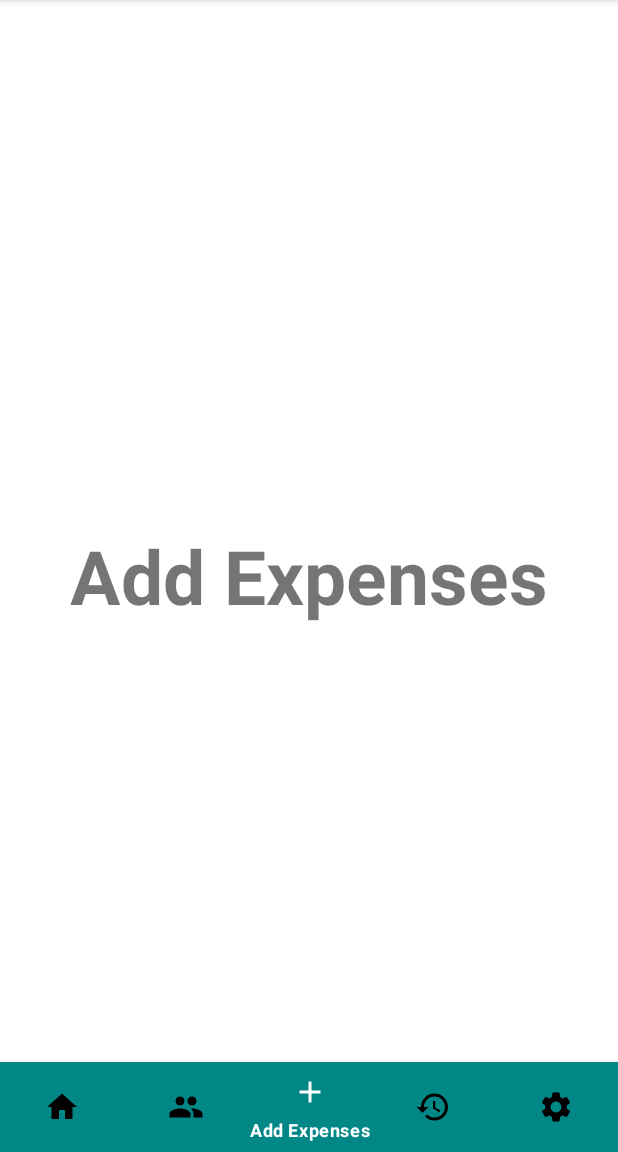
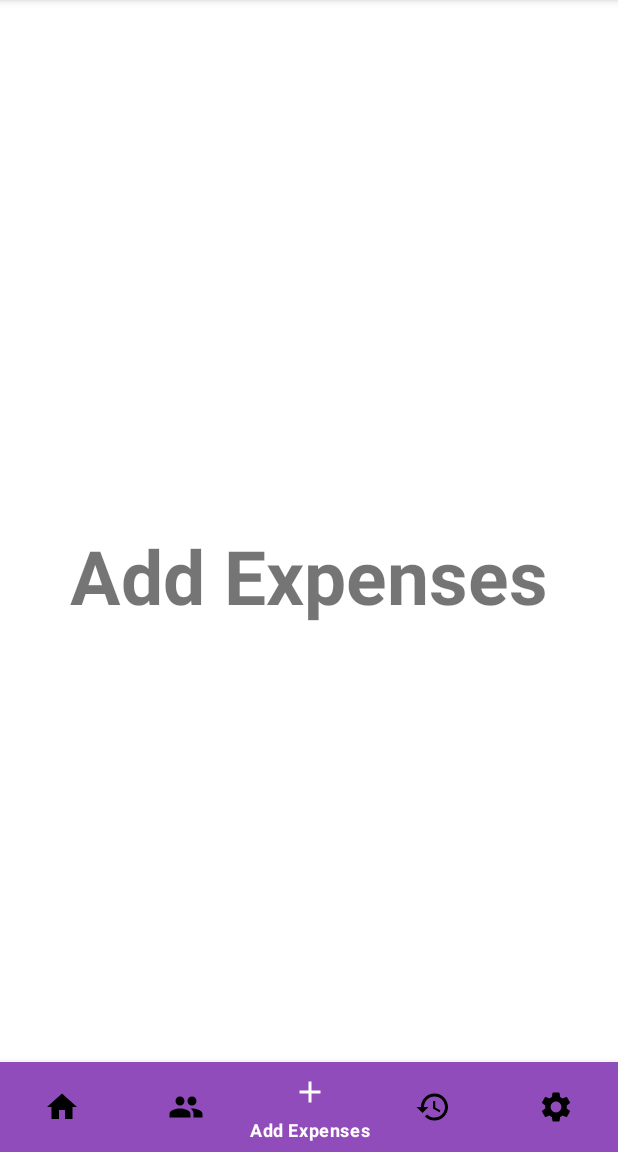
Before and after one commit to 11arns/YouOweMeProject, an Android app: the AddExpensesActivity screen opened directly, with no data from a screen before it, on a phone screen of 412 x 824 dp, the part 84-1236 px from its top. Run offline under Robolectric (Android 15) with nearby library versions, the phone set to English and light mode, and no system bars.

Commit message:
bottom navigation colour

```diff
--- a/app/src/main/res/layout/addexpenses.xml
+++ b/app/src/main/res/layout/addexpenses.xml
@@ -20,7 +20,7 @@
         android:layout_width="match_parent"
         android:layout_height="60dp"
         android:layout_alignParentBottom="true"
-        app:itemBackground="@color/teal_700"
+        app:itemBackground="@color/purple"
         app:itemIconTint="@drawable/selector"
         app:itemTextColor="@drawable/selector"
         app:menu="@menu/menu_navigation" />
--- a/app/src/main/res/layout/friendslist.xml
+++ b/app/src/main/res/layout/friendslist.xml
@@ -20,7 +20,7 @@
         android:layout_width="match_parent"
         android:layout_height="60dp"
         android:layout_alignParentBottom="true"
-        app:itemBackground="@color/teal_700"
+        app:itemBackground="@color/purple"
         app:itemIconTint="@drawable/selector"
         app:itemTextColor="@drawable/selector"
         app:menu="@menu/menu_navigation" />
--- a/app/src/main/res/layout/history.xml
+++ b/app/src/main/res/layout/history.xml
@@ -20,7 +20,7 @@
         android:layout_width="match_parent"
         android:layout_height="60dp"
         android:layout_alignParentBottom="true"
-        app:itemBackground="@color/teal_700"
+        app:itemBackground="@color/purple"
         app:itemIconTint="@drawable/selector"
         app:itemTextColor="@drawable/selector"
         app:menu="@menu/menu_navigation" />
```
